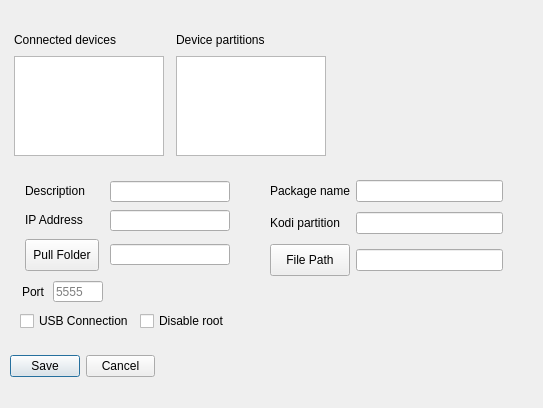
The window that preferencesdialog.ui (Eliminater74/adblink) describes before a commit, drawn with Qt 5.
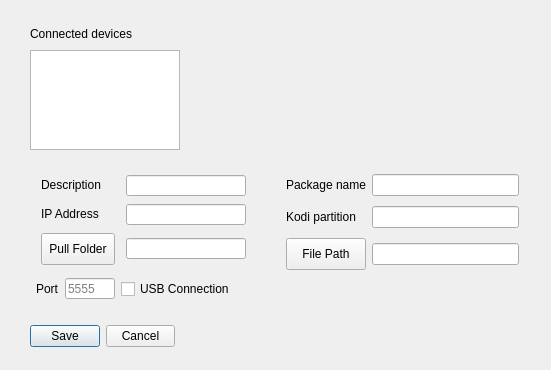
The same window after the commit.

```diff
--- a/preferencesdialog.ui
+++ b/preferencesdialog.ui
@@ -6,8 +6,8 @@
    <rect>
     <x>0</x>
     <y>0</y>
-    <width>543</width>
-    <height>408</height>
+    <width>551</width>
+    <height>370</height>
    </rect>
   </property>
   <property name="windowTitle">
@@ -150,8 +150,8 @@
   <widget class="QWidget" name="preferencesdialog_layoutWidget">
    <property name="geometry">
     <rect>
-     <x>10</x>
-     <y>350</y>
+     <x>30</x>
+     <y>320</y>
      <width>145</width>
      <height>32</height>
     </rect>
@@ -179,102 +179,11 @@
     </item>
    </layout>
   </widget>
-  <widget class="QWidget" name="preferencesdialog_layoutWidget_3">
-   <property name="geometry">
-    <rect>
-     <x>20</x>
-     <y>280</y>
-     <width>87</width>
-     <height>23</height>
-    </rect>
-   </property>
-   <layout class="QHBoxLayout" name="horizontalLayout_3">
-    <item>
-     <widget class="QLabel" name="label_6">
-      <property name="sizePolicy">
-       <sizepolicy hsizetype="Fixed" vsizetype="Preferred">
-        <horstretch>0</horstretch>
-        <verstretch>0</verstretch>
-       </sizepolicy>
-      </property>
-      <property name="text">
-       <string>Port</string>
-      </property>
-     </widget>
-    </item>
-    <item>
-     <widget class="QLineEdit" name="port">
-      <property name="sizePolicy">
-       <sizepolicy hsizetype="Fixed" vsizetype="Fixed">
-        <horstretch>0</horstretch>
-        <verstretch>0</verstretch>
-       </sizepolicy>
-      </property>
-      <property name="minimumSize">
-       <size>
-        <width>50</width>
-        <height>21</height>
-       </size>
-      </property>
-      <property name="maximumSize">
-       <size>
-        <width>50</width>
-        <height>21</height>
-       </size>
-      </property>
-      <property name="toolTip">
-       <string>&lt;html&gt;&lt;head/&gt;&lt;body&gt;&lt;p&gt;Port for IP connections. Defaults to 5555&lt;/p&gt;&lt;/body&gt;&lt;/html&gt;</string>
-      </property>
-      <property name="placeholderText">
-       <string>5555</string>
-      </property>
-     </widget>
-    </item>
-   </layout>
-  </widget>
-  <widget class="QWidget" name="preferencesdialog_layoutWidget_4">
-   <property name="geometry">
-    <rect>
-     <x>20</x>
-     <y>311</y>
-     <width>221</width>
-     <height>20</height>
-    </rect>
-   </property>
-   <layout class="QHBoxLayout" name="horizontalLayout_2">
-    <item>
-     <widget class="QCheckBox" name="isusb">
-      <property name="enabled">
-       <bool>true</bool>
-      </property>
-      <property name="toolTip">
-       <string>&lt;html&gt;&lt;head/&gt;&lt;body&gt;&lt;p&gt;Check this box for USB connections&lt;/p&gt;&lt;/body&gt;&lt;/html&gt;</string>
-      </property>
-      <property name="text">
-       <string>USB Connection</string>
-      </property>
-     </widget>
-    </item>
-    <item>
-     <widget class="QCheckBox" name="disableroot">
-      <property name="enabled">
-       <bool>true</bool>
-      </property>
-      <property name="toolTip">
-       <string>&lt;html&gt;&lt;head/&gt;&lt;body&gt;&lt;p&gt;Disable root for misbehaving su installations&lt;/p&gt;&lt;/body&gt;&lt;/html&gt;</string>
-      </property>
-      <property name="text">
-       <string>Disable root</string>
-      </property>
-     </widget>
-    </item>
-   </layout>
-  </widget>
   <widget class="QWidget" name="preferencesdialog_layoutWidget_5">
    <property name="geometry">
     <rect>
-     <x>20</x>
-     <y>179</y>
+     <x>36</x>
+     <y>173</y>
      <width>216</width>
      <height>96</height>
     </rect>
@@ -423,8 +332,8 @@
   <widget class="QWidget" name="preferencesdialog_layoutWidget_6">
    <property name="geometry">
     <rect>
-     <x>270</x>
-     <y>170</y>
+     <x>286</x>
+     <y>164</y>
      <width>233</width>
      <height>117</height>
     </rect>
@@ -548,8 +457,8 @@
   <widget class="QListWidget" name="listkodirootBox">
    <property name="geometry">
     <rect>
-     <x>176</x>
-     <y>56</y>
+     <x>350</x>
+     <y>610</y>
      <width>150</width>
      <height>100</height>
     </rect>
@@ -573,24 +482,11 @@
     </size>
    </property>
   </widget>
-  <widget class="QLabel" name="partlabel">
-   <property name="geometry">
-    <rect>
-     <x>176</x>
-     <y>32</y>
-     <width>101</width>
-     <height>16</height>
-    </rect>
-   </property>
-   <property name="text">
-    <string>Device partitions</string>
-   </property>
-  </widget>
   <widget class="QLabel" name="label_5">
    <property name="geometry">
     <rect>
-     <x>14</x>
-     <y>32</y>
+     <x>30</x>
+     <y>26</y>
      <width>115</width>
      <height>16</height>
     </rect>
@@ -602,8 +498,8 @@
   <widget class="QListWidget" name="listDevicesp">
    <property name="geometry">
     <rect>
-     <x>14</x>
-     <y>56</y>
+     <x>30</x>
+     <y>50</y>
      <width>150</width>
      <height>100</height>
     </rect>
@@ -624,6 +520,95 @@
     <string>&lt;html&gt;&lt;head/&gt;&lt;body&gt;&lt;p&gt;Double-click to copy value to address field&lt;/p&gt;&lt;/body&gt;&lt;/html&gt;</string>
    </property>
   </widget>
+  <widget class="QCheckBox" name="disableroot">
+   <property name="enabled">
+    <bool>true</bool>
+   </property>
+   <property name="geometry">
+    <rect>
+     <x>20</x>
+     <y>550</y>
+     <width>97</width>
+     <height>20</height>
+    </rect>
+   </property>
+   <property name="toolTip">
+    <string>&lt;html&gt;&lt;head/&gt;&lt;body&gt;&lt;p&gt;Disable root for misbehaving su installations&lt;/p&gt;&lt;/body&gt;&lt;/html&gt;</string>
+   </property>
+   <property name="text">
+    <string>Disable root</string>
+   </property>
+  </widget>
+  <widget class="QWidget" name="">
+   <property name="geometry">
+    <rect>
+     <x>36</x>
+     <y>274</y>
+     <width>221</width>
+     <height>30</height>
+    </rect>
+   </property>
+   <layout class="QHBoxLayout" name="horizontalLayout">
+    <item>
+     <layout class="QHBoxLayout" name="horizontalLayout_3">
+      <item>
+       <widget class="QLabel" name="label_6">
+        <property name="sizePolicy">
+         <sizepolicy hsizetype="Fixed" vsizetype="Preferred">
+          <horstretch>0</horstretch>
+          <verstretch>0</verstretch>
+         </sizepolicy>
+        </property>
+        <property name="text">
+         <string>Port</string>
+        </property>
+       </widget>
+      </item>
+      <item>
+       <widget class="QLineEdit" name="port">
+        <property name="sizePolicy">
+         <sizepolicy hsizetype="Fixed" vsizetype="Fixed">
+          <horstretch>0</horstretch>
+          <verstretch>0</verstretch>
+         </sizepolicy>
+        </property>
+        <property name="minimumSize">
+         <size>
+          <width>50</width>
+          <height>21</height>
+         </size>
+        </property>
+        <property name="maximumSize">
+         <size>
+          <width>50</width>
+          <height>21</height>
+         </size>
+        </property>
+        <property name="toolTip">
+         <string>&lt;html&gt;&lt;head/&gt;&lt;body&gt;&lt;p&gt;Port for IP connections. Defaults to 5555&lt;/p&gt;&lt;/body&gt;&lt;/html&gt;</string>
+        </property>
+        <property name="placeholderText">
+         <string>5555</string>
+        </property>
+       </widget>
+      </item>
+     </layout>
+    </item>
+    <item>
+     <widget class="QCheckBox" name="isusb">
+      <property name="enabled">
+       <bool>true</bool>
+      </property>
+      <property name="toolTip">
+       <string>&lt;html&gt;&lt;head/&gt;&lt;body&gt;&lt;p&gt;Check this box for USB connections&lt;/p&gt;&lt;/body&gt;&lt;/html&gt;</string>
+      </property>
+      <property name="text">
+       <string>USB Connection</string>
+      </property>
+     </widget>
+    </item>
+   </layout>
+  </widget>
  </widget>
  <tabstops>
   <tabstop>description</tabstop>
```
Left out of the diff: 19 changed lines with no effect on the pictures.
